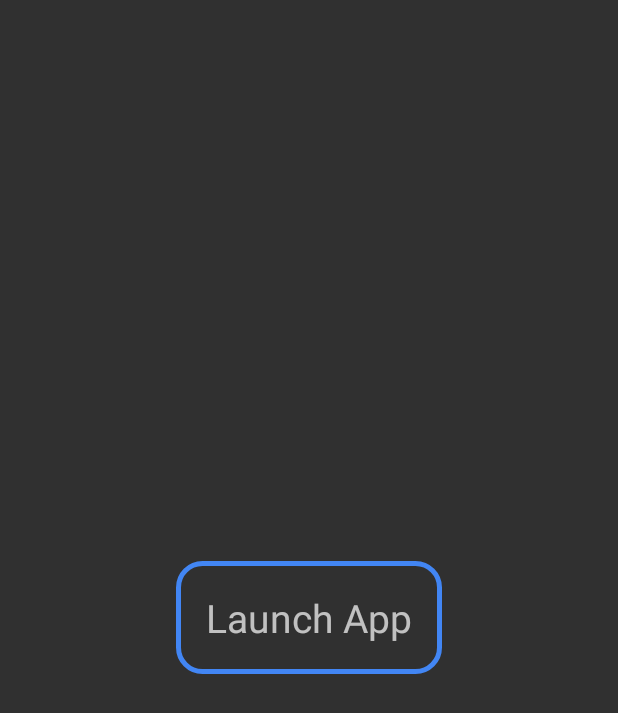
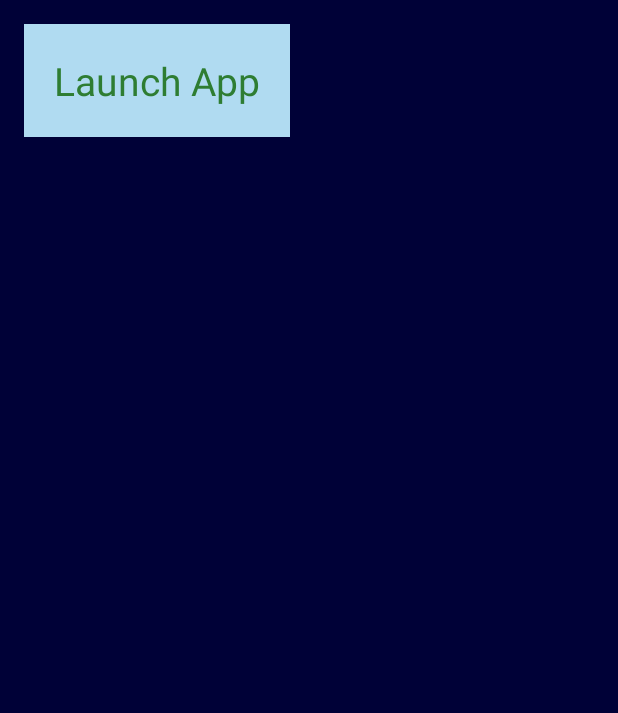
Before and after one commit to bellis14/Senior_Project, an Android app: the screen it shows after launch (EntryChoiceActivity), on a phone screen of 412 x 824 dp. Shown: the top 713 px of the screen. Run offline under Robolectric (Android 15) with nearby library versions, the phone set to English and light mode, and no system bars.

Commit message:
changed some ui stuff

```diff
--- a/image_recognition/app/src/main/res/drawable/logo_mlkit.xml
+++ b/image_recognition/app/src/main/res/drawable/logo_mlkit.xml
@@ -7,10 +7,10 @@
     android:viewportWidth="172.43"
     android:viewportHeight="129.06">
     <path
-        android:fillColor="#4285f4"
+        android:fillColor="@color/red"
         android:pathData="M1.102,114.948l57.68,-109.632l16.815,8.847l-57.68,109.632z" />
     <path
-        android:fillColor="#0d47a1"
+        android:fillColor="@color/red"
         android:pathData="M9.5,119.43m-9.5,0a9.5,9.5 0,1 1,19 0a9.5,9.5 0,1 1,-19 0" />
     <path
         android:fillColor="#abccfc"
--- a/image_recognition/app/src/main/res/layout/activity_chooser.xml
+++ b/image_recognition/app/src/main/res/layout/activity_chooser.xml
@@ -3,6 +3,7 @@
     xmlns:app="http://schemas.android.com/apk/res-auto"
     android:layout_width="match_parent"
     android:layout_height="match_parent"
+    android:background="#000137"
     android:paddingTop="@dimen/activity_vertical_margin"
     android:paddingBottom="@dimen/activity_vertical_margin"
     android:paddingLeft="@dimen/activity_horizontal_margin"
--- a/image_recognition/app/src/main/res/layout/activity_vision_entry_choice.xml
+++ b/image_recognition/app/src/main/res/layout/activity_vision_entry_choice.xml
@@ -1,21 +1,21 @@
 <?xml version="1.0" encoding="utf-8"?>
 <LinearLayout xmlns:android="http://schemas.android.com/apk/res/android"
-    android:layout_width="wrap_content"
-    android:layout_height="wrap_content"
+    android:layout_width="match_parent"
+    android:layout_height="match_parent"
     android:layout_gravity="center"
-    android:paddingTop="@dimen/activity_vertical_margin"
-    android:paddingBottom="@dimen/activity_vertical_margin"
-    android:paddingLeft="@dimen/activity_horizontal_margin"
-    android:paddingRight="@dimen/activity_horizontal_margin"
-    android:orientation="vertical">
+    android:background="#000137"
+    android:orientation="vertical"
+    >
 
     <TextView
-        android:background="@drawable/list_item_background"
         android:id="@+id/kotlin_entry_point"
         android:layout_width="wrap_content"
         android:layout_height="wrap_content"
         android:layout_margin="@dimen/activity_vertical_margin"
+        android:background="#B0DBF1"
+        android:gravity="center"
         android:padding="20dp"
         android:text="@string/kotlin_entry_title"
+        android:textColor="#2E7D32"
         android:textSize="26sp" />
 </LinearLayout>
--- a/image_recognition/app/src/main/res/values/strings.xml
+++ b/image_recognition/app/src/main/res/values/strings.xml
@@ -1,6 +1,6 @@
 <?xml version="1.0" encoding="utf-8"?>
 <resources>
-    <string name="app_name" translatable="false">MLKit-Vision</string>
+    <string name="app_name" translatable="false">AutoCameraMan</string>
     <string name="java_entry_title" translatable="false">Launch App</string>
     <string name="kotlin_entry_title" translatable="false">Launch App</string>
     <string name="ok" translatable="false">OK</string>
```
Also changed, not shown: 10 other files.
